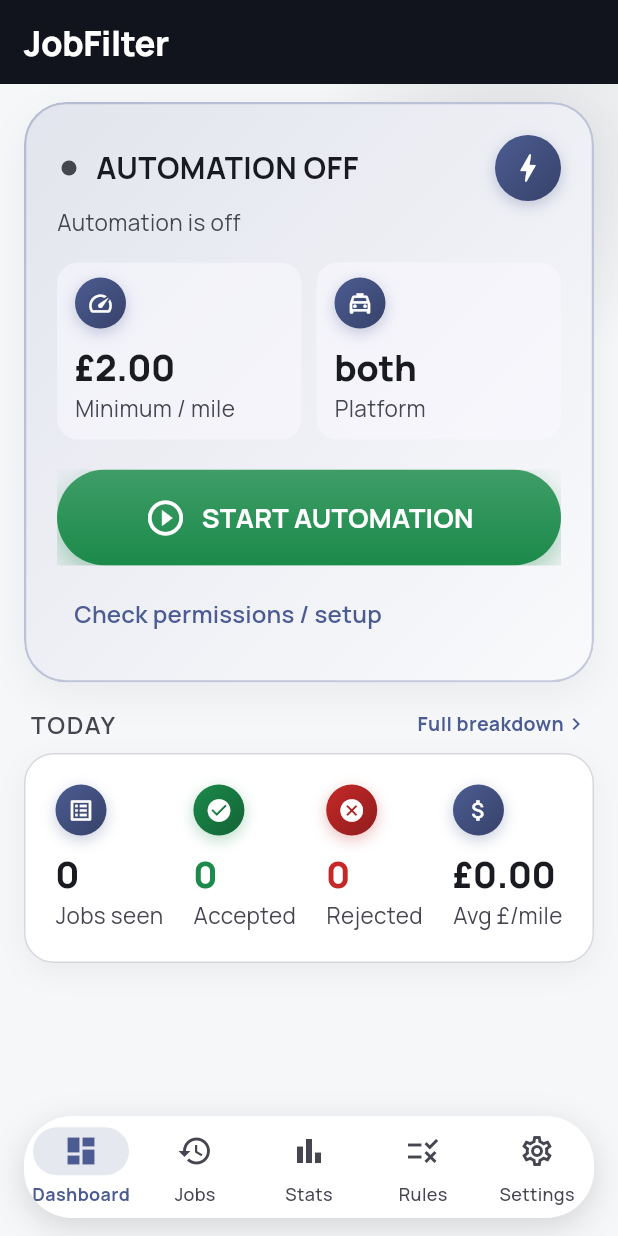
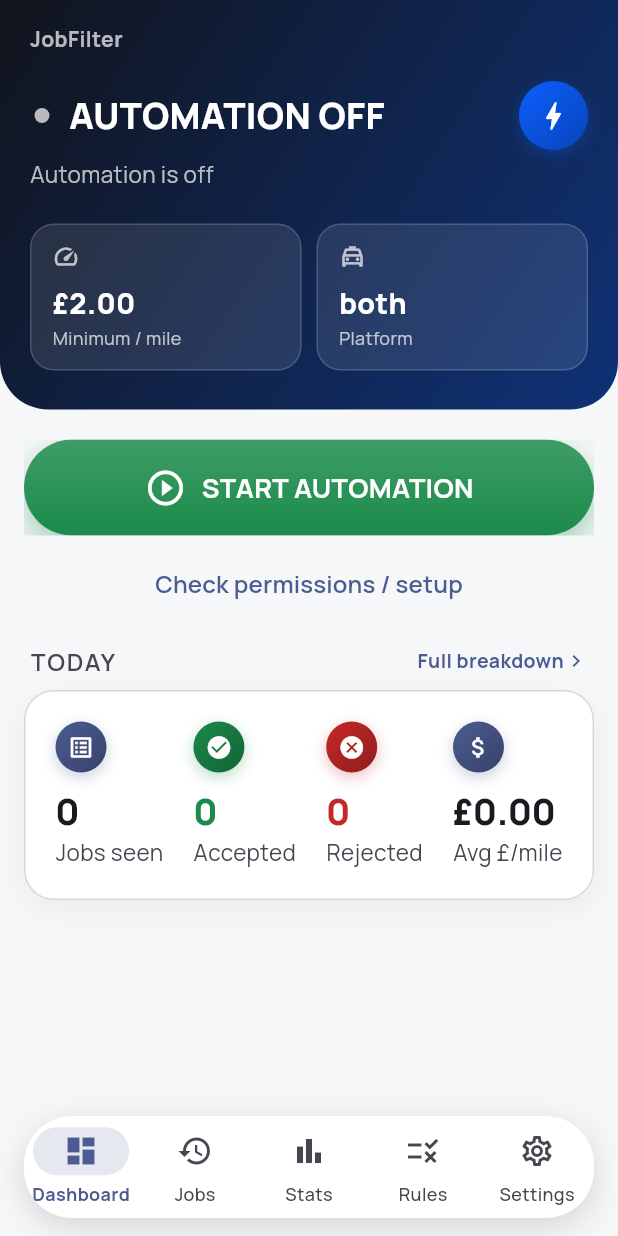
Before and after one commit to muj3009/myProjects, a Flutter app: the screen it shows after launch, on a phone screen of 412 x 824 dp. Run offline on Flutter 3.47's test engine with Material 3 defaults, Android fonts, the phone set to English and light mode, and no system bars; our stand-ins replace equatable, fl_chart, flutter_riverpod, sqflite; missing offline and left inert: google_mlkit_text_recognition; accounts and stored records are empty.

Commit message:
Rebuild the Dashboard around a real edge-to-edge hero, not a bordered card
Previous passes kept improving individual cards, but every element still
lived inside a bordered white/gray card floating on a flat scaffold, which
reads as generic Material chrome no matter how each card is decorated.

Replaces the AppBar + bordered "hero card" with one continuous full-bleed
header that extends behind the status bar, rounded only at the bottom.
Its gradient shifts from ink toward green when automation is active — the
single boldest visual signal on the screen is now tied directly to the
thing a driver actually opens this page to check, not applied as
decoration. Verified both states on-device (including the true green
active state, by granting the accessibility permission via adb to observe
it live, then reverting that permission afterward since it wasn't
requested).

Co-Authored-By: Claude Sonnet 5 <noreply@anthropic.com>

```diff
--- a/lib/presentation/screens/dashboard/dashboard_screen.dart
+++ b/lib/presentation/screens/dashboard/dashboard_screen.dart
@@ -1,4 +1,5 @@
 import 'package:flutter/material.dart';
+import 'package:flutter/services.dart';
 import 'package:flutter_riverpod/flutter_riverpod.dart';
 
 import '../../../application/controllers/automation_controller.dart';
@@ -7,6 +8,8 @@ import '../../../application/state/navigation_controller.dart';
 import '../../../application/state/settings_controller.dart';
 import '../../../application/state/statistics_controller.dart';
 import '../../../core/theme/app_theme.dart';
+import '../../../domain/entities/driver_settings.dart';
+import '../../../domain/entities/rule_config.dart';
 import '../../../domain/enums/platform_type.dart';
 import '../../widgets/decision_badge.dart';
 import '../../widgets/gradient_button.dart';
@@ -19,6 +22,15 @@ import '../simulation/simulation_screen.dart';
 
 /// Main screen (spec sections 4/31) — automation status, quick stats, and
 /// the two most important controls a driver needs: start and emergency stop.
+///
+/// Built around one real edge-to-edge hero zone rather than a card that
+/// merely *looks* like one floating on a flat scaffold — the previous
+/// version kept every element in individually-bordered white/gray cards, so
+/// no matter how each card was decorated the page still read as generic
+/// Material chrome. The hero's own gradient shifts from ink toward green
+/// when automation is active — the single boldest visual signal on the
+/// screen is now tied directly to the thing a driver actually glances down
+/// to check, not decoration for its own sake.
 class DashboardScreen extends ConsumerWidget {
   const DashboardScreen({super.key});
 
@@ -26,6 +38,7 @@ class DashboardScreen extends ConsumerWidget {
   Widget build(BuildContext context, WidgetRef ref) {
     final automation = ref.watch(automationControllerProvider);
     final settings = ref.watch(settingsControllerProvider);
+    final controller = ref.read(automationControllerProvider.notifier);
     final stats = ref.watch(statisticsControllerProvider).statistics;
 
     ref.listen<int>(
@@ -37,38 +50,64 @@ class DashboardScreen extends ConsumerWidget {
       },
     );
 
-    return Scaffold(
-      // The app bar title already identifies the screen — a generic,
-      // unpersonalized "Good morning" underneath it repeated that without
-      // adding any information, so the automation status card (the thing a
-      // driver actually opens this screen to check) is now the first thing
-      // on the page instead of the third.
-      appBar: AppBar(title: Text(settings.appName), centerTitle: false),
-      // A soft ambient glow behind the top of the page instead of a flat
-      // scaffold background — sits behind the ListView (painted first in the
-      // Stack), showing through the gaps around and behind the hero card's
-      // rounded corners rather than a hard cut from the app bar's ink to a
-      // plain neutral background.
-      body: Stack(
+    // The *effective* rule for whichever single platform is selected, not
+    // just the global default — a platform-specific override (Rules screen)
+    // can silently diverge from it. Showing the global rule here regardless
+    // let a disabled Uber-only override go completely unnoticed on a real
+    // device: the Dashboard kept saying "£2.00 Minimum/mile" while Uber jobs
+    // were actually being accepted with no £/mile check applied at all.
+    // "Both" platforms selected can't be collapsed into one number if they
+    // genuinely differ, so that case still shows the global rule.
+    final singlePlatform = switch (settings.platformSelection) {
+      PlatformSelection.uber => PlatformType.uber,
+      PlatformSelection.bolt => PlatformType.bolt,
+      PlatformSelection.both => null,
+    };
+    final minRule = singlePlatform != null
+        ? settings.rulesFor(singlePlatform).minimumPoundsPerMile
+        : settings.rules.minimumPoundsPerMile;
+
+    return AnnotatedRegion<SystemUiOverlayStyle>(
+      value: SystemUiOverlayStyle.light,
+      child: Scaffold(
+        body: Column(
           children: [
-          Positioned(
-            top: -90,
-            right: -70,
-            child: Container(
-              width: 280,
-              height: 280,
-              decoration: const BoxDecoration(
-                shape: BoxShape.circle,
-                gradient: RadialGradient(
-                  colors: [Color(0x1A11141C), Colors.transparent],
+            _DashboardHero(automation: automation, settings: settings, minRule: minRule),
+            Expanded(
+              child: ListView(
+                padding: const EdgeInsets.fromLTRB(16, 20, 16, 24),
+                children: [
+                  if (!automation.isSupported)
+                    OutlinedButton.icon(
+                      onPressed: () => Navigator.of(context).push(
+                        MaterialPageRoute(builder: (_) => const SimulationScreen()),
                       ),
+                      icon: const Icon(Icons.science_outlined),
+                      label: const Text('Open Simulation Mode'),
+                    )
+                  else if (automation.isActive)
+                    GradientButton(
+                      icon: Icons.stop_circle_outlined,
+                      label: 'STOP AUTOMATION',
+                      baseColor: StatusColors.rejected,
+                      onPressed: controller.stop,
+                    )
+                  else
+                    GradientButton(
+                      icon: Icons.play_circle_outline,
+                      label: 'START AUTOMATION',
+                      baseColor: StatusColors.accepted,
+                      onPressed: controller.start,
                     ),
+                  if (automation.isSupported && !automation.isActive) ...[
+                    const SizedBox(height: 8),
+                    TextButton(
+                      onPressed: () => Navigator.of(context).push(
+                        MaterialPageRoute(builder: (_) => const PermissionsScreen()),
                       ),
+                      child: const Text('Check permissions / setup'),
                     ),
-          ListView(
-            padding: const EdgeInsets.fromLTRB(16, 12, 16, 24),
-            children: [
-              _AutomationStatusCard(automation: automation),
+                  ],
                   const SizedBox(height: 16),
                   if (automation.lastJob != null) ...[
                     _LastJobCard(automation: automation),
@@ -114,6 +153,135 @@ class DashboardScreen extends ConsumerWidget {
                     _IosNotSupportedCard(reason: automation.unsupportedReason!),
                 ],
               ),
+            ),
+          ],
+        ),
+      ),
+    );
+  }
+}
+
+/// The full-bleed status header — replaces both the old AppBar and the
+/// bordered "hero card" with one continuous colored zone that extends
+/// behind the status bar. Rounded only at the bottom, so it reads as a
+/// distinct region the rest of the page sits below rather than a card
+/// floating on the scaffold.
+class _DashboardHero extends StatelessWidget {
+  const _DashboardHero({required this.automation, required this.settings, required this.minRule});
+
+  final AutomationState automation;
+  final DriverSettings settings;
+  final ThresholdRule minRule;
+
+  @override
+  Widget build(BuildContext context) {
+    final isActive = automation.isActive;
+    return Container(
+      width: double.infinity,
+      padding: EdgeInsets.fromLTRB(20, MediaQuery.of(context).padding.top + 16, 20, 26),
+      decoration: BoxDecoration(
+        gradient: LinearGradient(
+          begin: Alignment.topLeft,
+          end: Alignment.bottomRight,
+          colors: isActive
+              ? [AppTheme.ink, Color.lerp(AppTheme.ink, StatusColors.accepted, 0.55)!]
+              : [AppTheme.ink, Color.lerp(AppTheme.ink, AppTheme.accentBlue, 0.4)!],
+        ),
+        borderRadius: const BorderRadius.only(
+          bottomLeft: Radius.circular(32),
+          bottomRight: Radius.circular(32),
+        ),
+      ),
+      child: Column(
+        crossAxisAlignment: CrossAxisAlignment.start,
+        children: [
+          Text(
+            settings.appName,
+            style: const TextStyle(
+                color: Colors.white70, fontWeight: FontWeight.w700, fontSize: 14, letterSpacing: 0.3),
+          ),
+          const SizedBox(height: 18),
+          Row(
+            children: [
+              _StatusDot(active: isActive, color: isActive ? StatusColors.accepted : Colors.white70),
+              const SizedBox(width: 10),
+              Expanded(
+                child: Text(
+                  isActive ? 'AUTOMATION ACTIVE' : 'AUTOMATION OFF',
+                  style: const TextStyle(
+                      color: Colors.white, fontWeight: FontWeight.w800, fontSize: 24, letterSpacing: 0.2),
+                ),
+              ),
+              TintedIconCircle(
+                icon: Icons.bolt,
+                color: isActive ? StatusColors.accepted : AppTheme.accentBlue,
+                diameter: 46,
+                iconSize: 24,
+              ),
+            ],
+          ),
+          const SizedBox(height: 6),
+          Text(
+            automation.statusMessage,
+            style: const TextStyle(color: Colors.white70, fontSize: 15),
+          ),
+          const SizedBox(height: 22),
+          Row(
+            children: [
+              Expanded(
+                child: _HeroStatChip(
+                  icon: Icons.speed,
+                  label: 'Minimum / mile',
+                  value: minRule.enabled ? '£${minRule.value.toStringAsFixed(2)}' : 'Off',
+                ),
+              ),
+              const SizedBox(width: 10),
+              Expanded(
+                child: _HeroStatChip(
+                  icon: Icons.local_taxi_outlined,
+                  label: 'Platform',
+                  value: settings.platformSelection.name,
+                ),
+              ),
+            ],
+          ),
+        ],
+      ),
+    );
+  }
+}
+
+/// A "glass" stat panel for use on the dark hero — deliberately hardcoded
+/// white/white70 text rather than pulling from the ambient [Theme], because
+/// this panel is always dark regardless of the app's light/dark theme mode
+/// (matching the app bar's own fixed-ink precedent), unlike [StatTile] which
+/// assumes a light card background.
+class _HeroStatChip extends StatelessWidget {
+  const _HeroStatChip({required this.icon, required this.label, required this.value});
+
+  final IconData icon;
+  final String label;
+  final String value;
+
+  @override
+  Widget build(BuildContext context) {
+    return Container(
+      padding: const EdgeInsets.symmetric(horizontal: 14, vertical: 12),
+      decoration: BoxDecoration(
+        color: Colors.white.withValues(alpha: 0.10),
+        borderRadius: BorderRadius.circular(16),
+        border: Border.all(color: Colors.white.withValues(alpha: 0.16)),
+      ),
+      child: Column(
+        crossAxisAlignment: CrossAxisAlignment.start,
+        mainAxisSize: MainAxisSize.min,
+        children: [
+          Icon(icon, color: Colors.white70, size: 18),
+          const SizedBox(height: 8),
+          Text(value,
+              style: const TextStyle(color: Colors.white, fontWeight: FontWeight.w800, fontSize: 19)),
+          const SizedBox(height: 2),
+          Text(label, style: const TextStyle(color: Colors.white70, fontSize: 12)),
         ],
       ),
     );
@@ -145,193 +313,6 @@ class _HeaderLink extends StatelessWidget {
                 style: TextStyle(color: primary, fontWeight: FontWeight.w700, fontSize: 13)),
             Icon(Icons.chevron_right, color: primary, size: 16),
           ],
-        ),
-      ),
-    );
-  }
-}
-
-class _AutomationStatusCard extends ConsumerWidget {
-  const _AutomationStatusCard({required this.automation});
-
-  final AutomationState automation;
-
-  @override
-  Widget build(BuildContext context, WidgetRef ref) {
-    final settings = ref.watch(settingsControllerProvider);
-    final controller = ref.read(automationControllerProvider.notifier);
-    // The *effective* rule for whichever single platform is selected, not
-    // just the global default — a platform-specific override (Rules screen)
-    // can silently diverge from it. Showing the global rule here regardless
-    // let a disabled Uber-only override go completely unnoticed on a real
-    // device: the Dashboard kept saying "£2.00 Minimum/mile" while Uber jobs
-    // were actually being accepted with no £/mile check applied at all.
-    // "Both" platforms selected can't be collapsed into one number if they
-    // genuinely differ, so that case still shows the global rule.
-    final singlePlatform = switch (settings.platformSelection) {
-      PlatformSelection.uber => PlatformType.uber,
-      PlatformSelection.bolt => PlatformType.bolt,
-      PlatformSelection.both => null,
-    };
-    final minRule = singlePlatform != null
-        ? settings.rulesFor(singlePlatform).minimumPoundsPerMile
-        : settings.rules.minimumPoundsPerMile;
-
-    final statusColor = automation.isActive
-        ? StatusColors.accepted
-        : Theme.of(context).colorScheme.onSurfaceVariant;
-    return Container(
-      decoration: BoxDecoration(
-        borderRadius: BorderRadius.circular(28),
-        boxShadow: [
-          BoxShadow(
-            color: (automation.isActive ? StatusColors.accepted : Colors.black)
-                .withValues(
-              alpha: automation.isActive ? 0.16 : 0.05,
-            ),
-            blurRadius: 20,
-            offset: const Offset(0, 8),
-          ),
-        ],
-      ),
-      child: Card(
-        clipBehavior: Clip.antiAlias,
-        shape: RoundedRectangleBorder(
-          borderRadius: BorderRadius.circular(28),
-          side: BorderSide(
-            color: automation.isActive
-                ? StatusColors.accepted.withValues(alpha: 0.4)
-                : Theme.of(context).colorScheme.primary.withValues(alpha: 0.3),
-            width: automation.isActive ? 1.5 : 1.5,
-          ),
-        ),
-        child: Container(
-          // A richer, saturated wash on *both* states (not just when active)
-          // is what keeps the card from looking flat/unfinished the moment
-          // automation is off — the color just shifts from green to the
-          // brand blue instead of disappearing entirely. Boosted to roughly
-          // the same visual weight as the active state's wash (was ~half as
-          // strong) — "off" was reading as an unstyled fallback rather than
-          // a deliberate second state of the same card.
-          decoration: BoxDecoration(
-            gradient: LinearGradient(
-              begin: Alignment.topLeft,
-              end: Alignment.bottomRight,
-              colors: automation.isActive
-                  ? [
-                      StatusColors.accepted.withValues(alpha: 0.22),
-                      StatusColors.accepted.withValues(alpha: 0.04),
-                    ]
-                  : [
-                      Theme.of(context).colorScheme.primary.withValues(alpha: 0.16),
-                      Theme.of(context).colorScheme.primary.withValues(alpha: 0.03),
-                    ],
-            ),
-          ),
-          padding: const EdgeInsets.all(22),
-          child: Column(
-            crossAxisAlignment: CrossAxisAlignment.start,
-            children: [
-              Row(
-                children: [
-                  Expanded(
-                    child: Row(
-                      children: [
-                        _StatusDot(active: automation.isActive, color: statusColor),
-                        const SizedBox(width: 10),
-                        Flexible(
-                          child: Text(
-                            automation.isActive
-                                ? 'AUTOMATION ACTIVE'
-                                : 'AUTOMATION OFF',
-                            style: Theme.of(context).textTheme.titleLarge?.copyWith(
-                                  color: automation.isActive
-                                      ? StatusColors.accepted
-                                      : null,
-                                  letterSpacing: 0.3,
-                                ),
-                          ),
-                        ),
-                      ],
-                    ),
-                  ),
-                  TintedIconCircle(
-                    icon: Icons.bolt,
-                    color: automation.isActive
-                        ? StatusColors.accepted
-                        : Theme.of(context).colorScheme.primary,
-                    diameter: 44,
-                    iconSize: 24,
-                  ),
-                ],
-              ),
-              const SizedBox(height: 4),
-              Text(
-                automation.statusMessage,
-                style: Theme.of(context).textTheme.bodyMedium?.copyWith(
-                    color: Theme.of(context).colorScheme.onSurfaceVariant),
-              ),
-              const SizedBox(height: 16),
-              Row(
-                children: [
-                  Expanded(
-                    child: _StatChip(
-                      child: StatTile(
-                        label: 'Minimum / mile',
-                        value: minRule.enabled
-                            ? '£${minRule.value.toStringAsFixed(2)}'
-                            : 'Off',
-                        icon: Icons.speed,
-                      ),
-                    ),
-                  ),
-                  const SizedBox(width: 10),
-                  Expanded(
-                    child: _StatChip(
-                      child: StatTile(
-                        label: 'Platform',
-                        value: settings.platformSelection.name,
-                        icon: Icons.local_taxi_outlined,
-                      ),
-                    ),
-                  ),
-                ],
-              ),
-              const SizedBox(height: 20),
-              if (!automation.isSupported)
-                OutlinedButton.icon(
-                  onPressed: () => Navigator.of(context).push(
-                    MaterialPageRoute(builder: (_) => const SimulationScreen()),
-                  ),
-                  icon: const Icon(Icons.science_outlined),
-                  label: const Text('Open Simulation Mode'),
-                )
-              else if (automation.isActive)
-                GradientButton(
-                  icon: Icons.stop_circle_outlined,
-                  label: 'STOP AUTOMATION',
-                  baseColor: StatusColors.rejected,
-                  onPressed: controller.stop,
-                )
-              else
-                GradientButton(
-                  icon: Icons.play_circle_outline,
-                  label: 'START AUTOMATION',
-                  baseColor: StatusColors.accepted,
-                  onPressed: controller.start,
-                ),
-              if (automation.isSupported && !automation.isActive) ...[
-                const SizedBox(height: 8),
-                TextButton(
-                  onPressed: () => Navigator.of(context).push(
-                    MaterialPageRoute(
-                        builder: (_) => const PermissionsScreen()),
-                  ),
-                  child: const Text('Check permissions / setup'),
-                ),
-              ],
-            ],
-          ),
         ),
       ),
     );
@@ -416,29 +397,6 @@ class _IosNotSupportedCard extends StatelessWidget {
   }
 }
 
-/// Wraps a [StatTile] in a translucent rounded chip — on its own, a
-/// StatTile floating directly on the hero card's colored gradient wash had
-/// nothing separating it from the background, especially once that wash
-/// was strengthened for the "off" state. A soft surface-tinted panel gives
-/// each mini-stat a real edge without competing with the card's own border.
-class _StatChip extends StatelessWidget {
-  const _StatChip({required this.child});
-
-  final Widget child;
-
-  @override
-  Widget build(BuildContext context) {
-    return Container(
-      padding: const EdgeInsets.symmetric(horizontal: 12, vertical: 10),
-      decoration: BoxDecoration(
-        color: Theme.of(context).colorScheme.surface.withValues(alpha: 0.55),
-        borderRadius: BorderRadius.circular(14),
-      ),
-      child: child,
-    );
-  }
-}
-
 /// A ring-and-dot status indicator instead of a plain filled circle — the
 /// extra ring reads as a "live" signal (echoing the pulsing dot pattern
 /// drivers already recognise from Uber/Bolt's own "online" indicators) when
```
Lines whose indentation alone changed are shown as unchanged.
